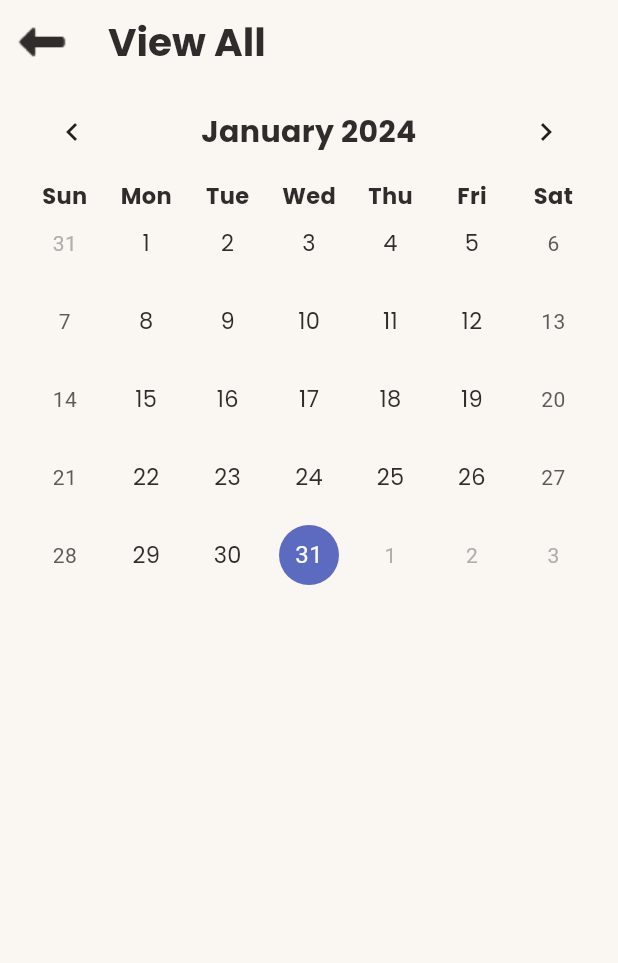
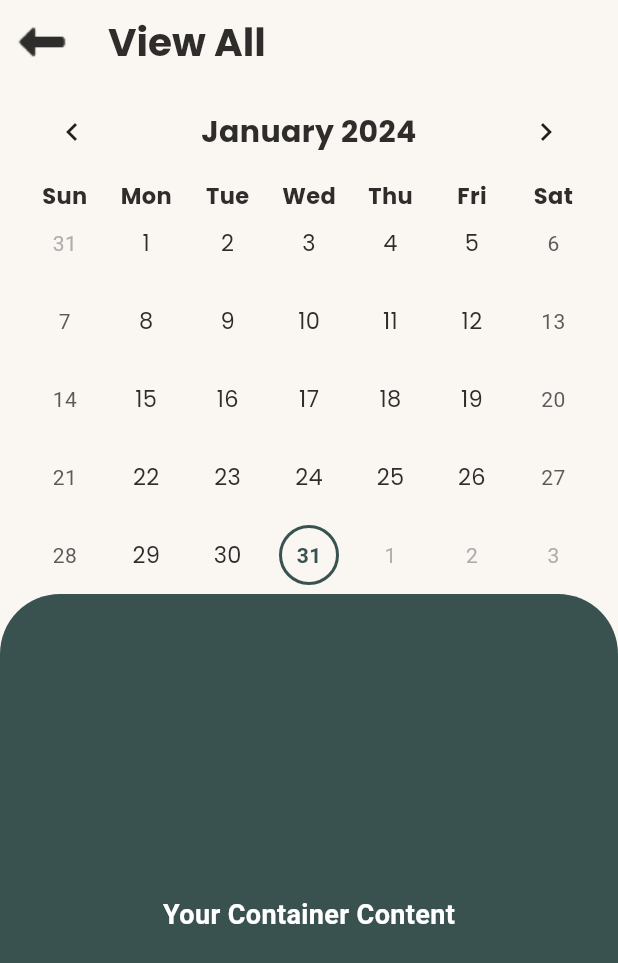
Before and after one commit to ashensn0w/SLAM-Up, a Flutter app: the ViewTransactionsPage screen opened directly, on a phone screen of 412 x 824 dp. Shown: the top 963 px of the screen. Run offline on Flutter 3.47's test engine with Material 3 defaults, Android fonts, the phone set to English and light mode, and no system bars; drawn by our look-alikes of table_calendar; our stand-ins replace pie_chart; statements that could not run were skipped.

Commit message:
added a transaction list container

```diff
--- a/lib/screens/DashboardScreen/view_transactions_page.dart
+++ b/lib/screens/DashboardScreen/view_transactions_page.dart
@@ -28,13 +28,18 @@ class ViewTransactionsPage extends StatelessWidget {
           ),
         ),
       ),
-      body: MyCalendar(),
+      body: Column(
+        children: [
+          MyCalendar(),
+          TransactionList(), // Wrap TransactionList in a Column directly
+        ],
+      ),
     );
   }
 }
 
 class MyCalendar extends StatefulWidget {
-  const MyCalendar({super.key});
+  const MyCalendar({Key? key}) : super(key: key);
 
   @override
   State<MyCalendar> createState() => _MyCalendarState();
@@ -54,8 +59,7 @@ class _MyCalendarState extends State<MyCalendar> {
     return Column(
       children: [
         Container(
-          margin: EdgeInsets.symmetric(
-              horizontal: 16.0), // Adjust the margin as needed
+          margin: EdgeInsets.symmetric(horizontal: 16.0),
           child: TableCalendar(
             locale: 'en_US',
             headerStyle: HeaderStyle(
@@ -89,6 +93,26 @@ class _MyCalendarState extends State<MyCalendar> {
                 fontSize: 15.0,
                 color: darkText,
               ),
+              selectedTextStyle: TextStyle(
+                color: Color(0xFF39524F), // Set your desired color
+                fontWeight: FontWeight.bold,
+              ),
+              selectedDecoration: BoxDecoration(
+                shape: BoxShape.circle,
+                color: Colors.transparent,
+                border: Border.all(
+                  color: Color(0xFF39524F),
+                  width: 2.0,
+                ),
+              ),
+              todayTextStyle: TextStyle(
+                color: Colors.white, // Set your desired color
+                fontWeight: FontWeight.bold,
+              ),
+              todayDecoration: BoxDecoration(
+                shape: BoxShape.circle,
+                color: Color(0xFF39524F),
+              ),
             ),
             availableGestures: AvailableGestures.all,
             selectedDayPredicate: (day) => isSameDay(day, today),
@@ -102,3 +126,35 @@ class _MyCalendarState extends State<MyCalendar> {
     );
   }
 }
+
+class TransactionList extends StatefulWidget {
+  @override
+  _TransactionListState createState() => _TransactionListState();
+}
+
+class _TransactionListState extends State<TransactionList> {
+  @override
+  Widget build(BuildContext context) {
+    return Expanded(
+      child: Container(
+        decoration: BoxDecoration(
+          color: seconDarkBg,
+          borderRadius: BorderRadius.only(
+            topLeft: Radius.circular(40.0),
+            topRight: Radius.circular(40.0),
+          ),
+        ),
+        child: Center(
+          child: Text(
+            'Your Container Content',
+            style: TextStyle(
+              color: Colors.white,
+              fontSize: 18.0,
+              fontWeight: FontWeight.bold,
+            ),
+          ),
+        ),
+      ),
+    );
+  }
+}
```
